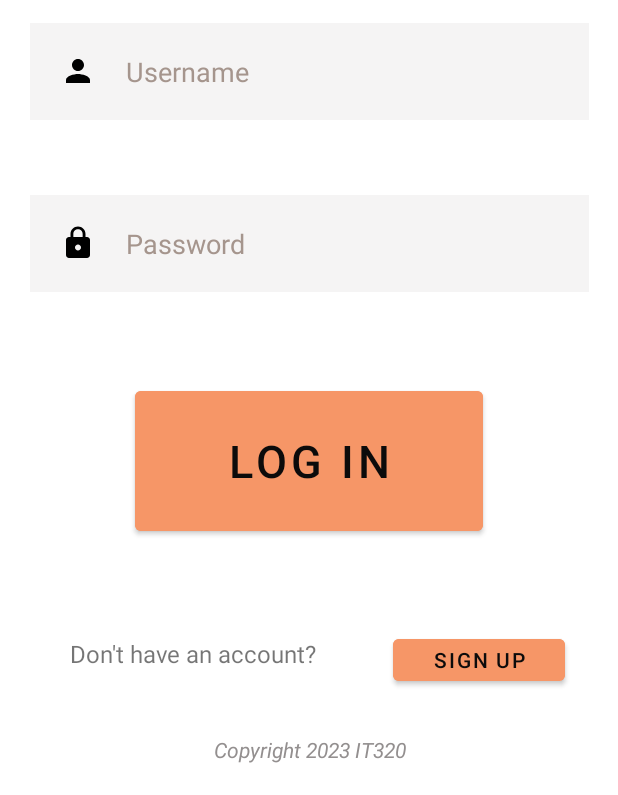
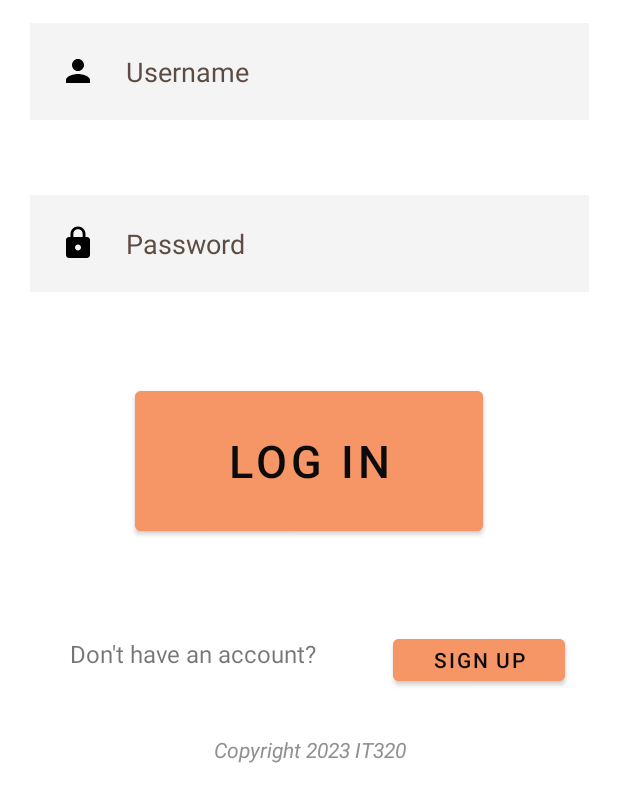
Before and after one commit to shouqcodes/Petal, an Android app: the screen it shows after launch (MainActivity), on a phone screen of 412 x 824 dp, the part 441-1236 px from its top. Run offline under Robolectric (Android 15) with nearby library versions, the phone set to English and light mode, and no system bars.

Commit message:
Created Login Activity + splashScreen

```diff
--- a/app/src/main/java/com/example/petal/MainActivity.java
+++ b/app/src/main/java/com/example/petal/MainActivity.java
@@ -44,7 +44,7 @@ public class MainActivity extends AppCompatActivity {
                     if(checkuserPass == true) {
                         Toast.makeText(MainActivity.this, "Sign in successful", Toast.LENGTH_SHORT).show();
                         Intent intent = new Intent(getApplicationContext(), HomeActivity.class);
-                        startActivities(intent);
+                        startActivity(intent);
                     }
                     else {
                         Toast.makeText(MainActivity.this, "Username or Password incorrect", Toast.LENGTH_SHORT).show();
--- /dev/null
+++ b/app/src/main/java/com/example/petal/splashScreen.java
@@ -0,0 +1,25 @@
+package com.example.petal;
+
+import androidx.appcompat.app.AppCompatActivity;
+
+import android.content.Intent;
+import android.os.Bundle;
+import android.os.Handler;
+
+public class splashScreen extends AppCompatActivity {
+
+    @Override
+    protected void onCreate(Bundle savedInstanceState) {
+        super.onCreate(savedInstanceState);
+        setContentView(R.layout.activity_splash_screen);
+
+        new Handler().postDelayed(new Runnable() {
+            @Override
+            public void run() {
+                Intent intent = new Intent(splashScreen.this, MainActivity.class);
+                startActivity(intent);
+                finish();
+            }
+        }, 1500);
+    }
+}
--- a/app/src/main/res/layout/activity_main.xml
+++ b/app/src/main/res/layout/activity_main.xml
@@ -36,26 +36,7 @@
         android:hint="Username"
         android:padding="20dp"
         android:textColor="@color/white"
-        android:textColorHint="#A5958D" />
-
-    <EditText
-        android:id="@+id/password"
-        android:layout_width="match_parent"
-        android:layout_height="wrap_content"
-        android:layout_below="@id/username"
-        android:layout_alignParentStart="true"
-        android:layout_alignParentEnd="true"
-        android:layout_marginStart="10dp"
-        android:layout_marginTop="40dp"
-        android:layout_marginEnd="9dp"
-        android:layout_marginBottom="10dp"
-        android:background="#30C8C3C3"
-        android:drawableLeft="@drawable/ic_baseline_lock_24"
-        android:drawablePadding="20dp"
-        android:hint="Password"
-        android:padding="20dp"
-        android:textColor="@color/white"
-        android:textColorHint="#A5958D" />
+        android:textColorHint="#5C4C44" />
 
     <Button
         android:id="@+id/signin"
@@ -124,5 +105,25 @@
         android:text="Sign up"
         android:textColor="#0C0B0B" />
 
+    <EditText
+        android:id="@+id/password"
+        android:layout_width="match_parent"
+        android:layout_height="wrap_content"
+        android:layout_below="@id/username"
+        android:layout_alignParentStart="true"
+        android:layout_alignParentEnd="true"
+        android:layout_marginStart="10dp"
+        android:layout_marginTop="40dp"
+        android:layout_marginEnd="9dp"
+        android:layout_marginBottom="10dp"
+        android:background="#30C8C3C3"
+        android:drawableLeft="@drawable/ic_baseline_lock_24"
+        android:drawablePadding="20dp"
+        android:hint="Password"
+        android:padding="20dp"
+        android:textColor="@color/white"
+        android:textColorHint="#5C4C44"
+        android:inputType="textPassword" />
+
 
 </RelativeLayout>
```
Also changed, not shown: app/src/main/AndroidManifest.xml (+7 -3 lines), app/src/main/res/layout/activity_splash_screen.xml (added, +24 -0 lines), app/src/main/res/drawable/splash_screen.png (added).
